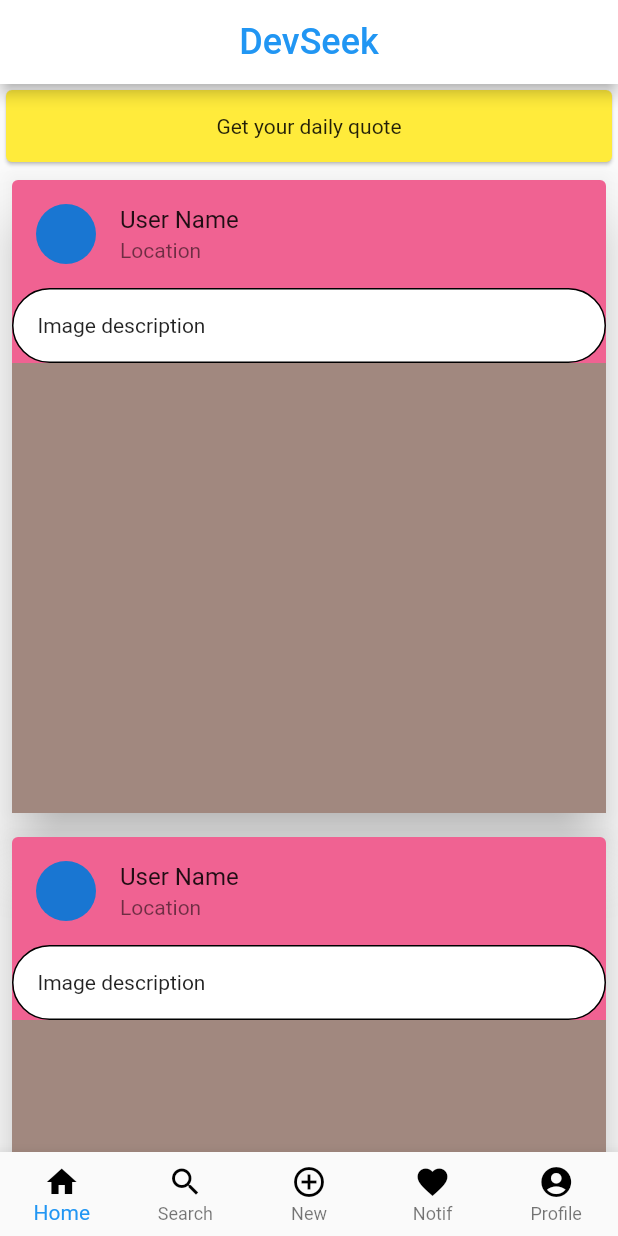
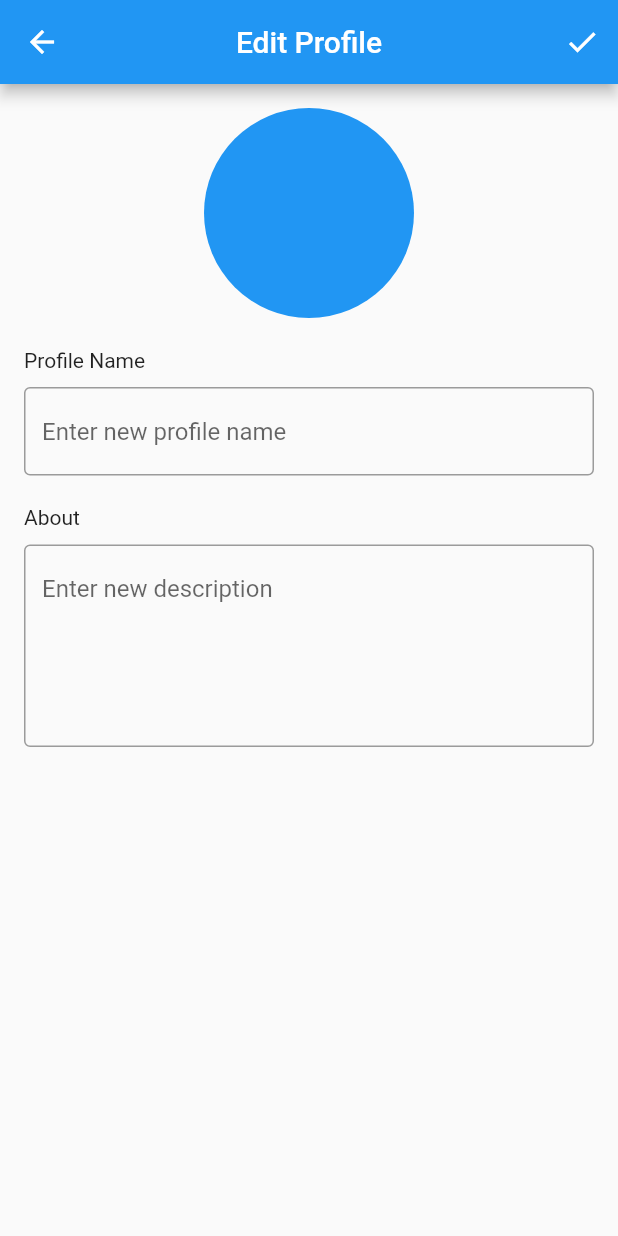
Before and after one commit to Rishabh510/devseek, a Flutter app: the screen it shows after launch, on a phone screen of 412 x 824 dp. Run offline on Flutter 3.47's test engine with Material 2 defaults, Android fonts, the phone set to English and light mode, and no system bars.

Commit message:
lesson_8 complete

```diff
--- a/lib/main.dart
+++ b/lib/main.dart
@@ -1,3 +1,4 @@
+import 'package:devseek/views/editProfileView.dart';
 import 'package:devseek/views/homeView.dart';
 import 'package:devseek/views/installView.dart';
 import 'package:devseek/views/tabDeciderView.dart';
@@ -19,7 +20,7 @@ class MyApp extends StatelessWidget {
         primarySwatch: blue,
         visualDensity: VisualDensity.adaptivePlatformDensity,
       ),
-      home: TabDeciderView(),
+      home: EditProfileView(),
     );
   }
 }
--- /dev/null
+++ b/lib/views/editProfileView.dart
@@ -0,0 +1,54 @@
+import 'package:devseek/constants.dart';
+import 'package:flutter/material.dart';
+
+class EditProfileView extends StatelessWidget {
+  @override
+  Widget build(BuildContext context) {
+    return Scaffold(
+      appBar: AppBar(
+        centerTitle: true,
+        leading: IconButton(icon: Icon(Icons.arrow_back), onPressed: () {}),
+        title: Text('Edit Profile'),
+        actions: [
+          IconButton(icon: Icon(Icons.check), onPressed: () {}),
+        ],
+      ),
+      body: SingleChildScrollView(
+        child: Padding(
+          padding: const EdgeInsets.all(16.0),
+          child: Column(
+            crossAxisAlignment: CrossAxisAlignment.stretch,
+            children: [
+              Container(
+                decoration: BoxDecoration(
+                  shape: BoxShape.circle,
+                  color: blue,
+                ),
+                height: 140,
+              ),
+              SizedBox(height: 20),
+              Text('Profile Name'),
+              SizedBox(height: 10),
+              TextField(
+                decoration: InputDecoration(
+                  border: OutlineInputBorder(),
+                  hintText: 'Enter new profile name',
+                ),
+              ),
+              SizedBox(height: 20),
+              Text('About'),
+              SizedBox(height: 10),
+              TextField(
+                decoration: InputDecoration(
+                  border: OutlineInputBorder(),
+                  hintText: 'Enter new description',
+                ),
+                maxLines: 5,
+              ),
+            ],
+          ),
+        ),
+      ),
+    );
+  }
+}
```
